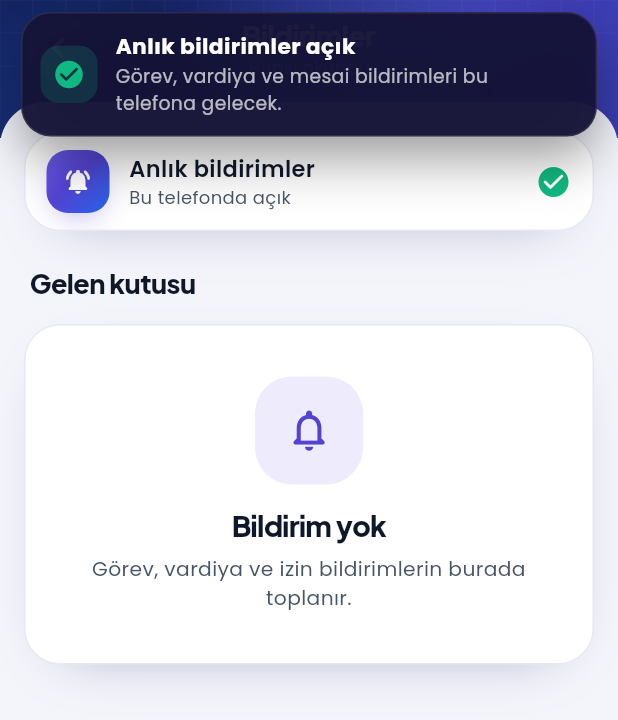
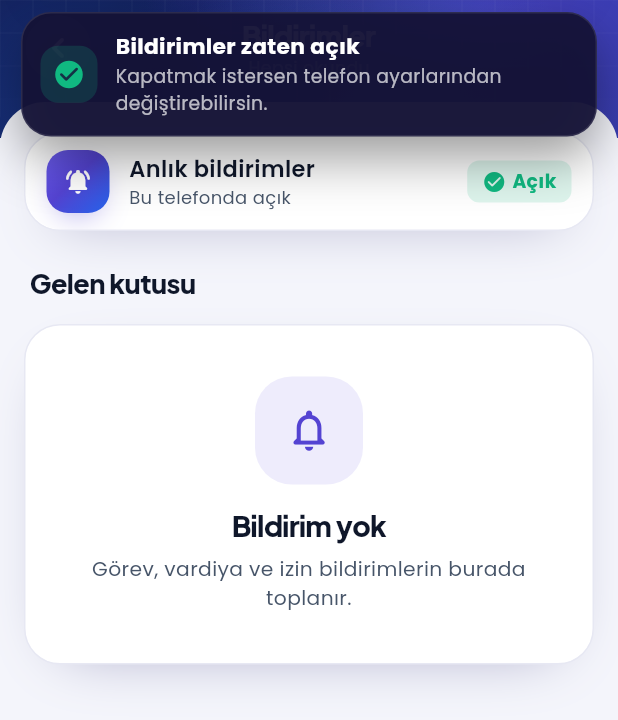
Before and after one commit to orginscorel/bambupos-native, a Flutter app: the BildirimlerEkrani widget shown alone on an empty page, opened directly, after a tap on "Anlık bildirimler", on a phone screen of 412 x 824 dp. Shown: the top 720 px of the screen. Run offline on Flutter 3.47's test engine with Material 3 defaults, Android fonts, the phone set to English and light mode, and no system bars; our stand-ins replace cookie_jar, dio, dio_cookie_manager, flutter_local_notifications, package_info_plus, qr_flutter and 2 more; missing offline and left inert: mobile_scanner, ota_update, workmanager; accounts and stored records are empty; network calls fail; statements that could not run were skipped.

Commit message:
1.0.3: bildirim izni gerçek durumdan okunur
Co-Authored-By: Claude Opus 5.5 <noreply@anthropic.com>
Claude-Session: https://claude.ai/code/session_011bj4qH3Pvr5rR7CCJUFhZp

```diff
--- a/lib/core/bildirim.dart
+++ b/lib/core/bildirim.dart
@@ -72,6 +72,7 @@ class BildirimMerkezi {
   /// Oturum açıldıktan sonra: izin iste, yoklamayı başlat, iOS jetonunu kaydet.
   static Future<void> basla() async {
     await izinIste();
+    unawaited(izinDurumu());
     await yokla(ilk: true);
     _zamanlayici?.cancel();
     _zamanlayici = Timer.periodic(const Duration(seconds: 20), (_) => yokla());
@@ -83,20 +84,36 @@ class BildirimMerkezi {
     _zamanlayici = null;
   }
 
+  /// Telefonun GERÇEK bildirim izni (sormadan okunur). null = bilinmiyor.
+  /// Bildirimler sayfası bunu gösterir; eskiden durum her girişte boş
+  /// başlıyordu → "açık mı değil mi" belirsizdi, her seferinde yeniden soruyordu.
+  static final izin = ValueNotifier<bool?>(null);
+
+  static Future<bool?> izinDurumu() async {
+    bool? v;
+    try {
+      if (Platform.isAndroid) {
+        v = await _yerel.resolvePlatformSpecificImplementation<AndroidFlutterLocalNotificationsPlugin>()?.areNotificationsEnabled();
+      } else if (Platform.isIOS) {
+        v = (await _yerel.resolvePlatformSpecificImplementation<IOSFlutterLocalNotificationsPlugin>()?.checkPermissions())?.isEnabled;
+      }
+    } catch (_) {
+      v = null;
+    }
+    izin.value = v;
+    return v;
+  }
+
   static Future<bool> izinIste() async {
     if (Platform.isAndroid) {
-      return await _yerel
-              .resolvePlatformSpecificImplementation<AndroidFlutterLocalNotificationsPlugin>()
-              ?.requestNotificationsPermission() ??
-          false;
+      await _yerel.resolvePlatformSpecificImplementation<AndroidFlutterLocalNotificationsPlugin>()?.requestNotificationsPermission();
+    } else if (Platform.isIOS) {
+      await _yerel
+          .resolvePlatformSpecificImplementation<IOSFlutterLocalNotificationsPlugin>()
+          ?.requestPermissions(alert: true, badge: true, sound: true);
     }
-    if (Platform.isIOS) {
-      return await _yerel
-              .resolvePlatformSpecificImplementation<IOSFlutterLocalNotificationsPlugin>()
-              ?.requestPermissions(alert: true, badge: true, sound: true) ??
-          false;
-    }
-    return false;
+    // İstek sonucunu değil telefonun son durumunu esas al
+    return await izinDurumu() ?? false;
   }
 
   static Future<void> yokla({bool ilk = false}) async {
--- a/lib/ekranlar/bildirimler.dart
+++ b/lib/ekranlar/bildirimler.dart
@@ -1,5 +1,8 @@
+import 'dart:io';
+
 import 'package:flutter/material.dart';
 import 'package:intl/intl.dart';
+import 'package:url_launcher/url_launcher.dart';
 
 import '../core/bildirim.dart';
 import '../core/tema.dart';
@@ -14,9 +17,8 @@ class BildirimlerEkrani extends StatefulWidget {
   State<BildirimlerEkrani> createState() => _BildirimlerEkraniState();
 }
 
-class _BildirimlerEkraniState extends State<BildirimlerEkrani> {
+class _BildirimlerEkraniState extends State<BildirimlerEkrani> with WidgetsBindingObserver {
   bool _yukleniyor = true;
-  bool? _izin;
 
   static final _gun = DateFormat('d MMMM EEEE', 'tr_TR');
   static final _saat = DateFormat('HH:mm', 'tr_TR');
@@ -24,7 +26,21 @@ class _BildirimlerEkraniState extends State<BildirimlerEkrani> {
   @override
   void initState() {
     super.initState();
+    WidgetsBinding.instance.addObserver(this);
+    BildirimMerkezi.izinDurumu();
     _yenile();
+  }
+
+  @override
+  void dispose() {
+    WidgetsBinding.instance.removeObserver(this);
+    super.dispose();
+  }
+
+  // Telefon ayarlarından dönünce izni yeniden oku
+  @override
+  void didChangeAppLifecycleState(AppLifecycleState s) {
+    if (s == AppLifecycleState.resumed) BildirimMerkezi.izinDurumu();
   }
 
   Future<void> _yenile() async {
@@ -33,14 +49,23 @@ class _BildirimlerEkraniState extends State<BildirimlerEkrani> {
   }
 
   Future<void> _izinIste() async {
+    if (BildirimMerkezi.izin.value == true) {
+      bildir('Bildirimler zaten açık', mesaj: 'Kapatmak istersen telefon ayarlarından değiştirebilirsin.');
+      return;
+    }
     final ok = await BildirimMerkezi.izinIste();
     if (!mounted) return;
-    setState(() => _izin = ok);
     if (ok) {
       bildir('Anlık bildirimler açık', mesaj: 'Görev, vardiya ve mesai bildirimleri bu telefona gelecek.');
-    } else {
-      bildir('İzin verilmedi', mesaj: 'Telefon ayarlarından BamBumPOS Personel için bildirimlere izin ver.', tur: BildirimTur.uyari);
+      return;
     }
+    // Daha önce reddedildiyse telefon yeniden sormaz → iPhone'da ayarlar sayfasını aç
+    if (Platform.isIOS && await launchUrl(Uri.parse('app-settings:'))) return;
+    bildir('İzin verilmedi',
+        mesaj: Platform.isAndroid
+            ? 'Ayarlar › Uygulamalar › BamBumPOS Personel › Bildirimler bölümünden aç.'
+            : 'Ayarlar › BamBumPOS Personel › Bildirimler bölümünden aç.',
+        tur: BildirimTur.uyari);
   }
 
   Future<void> _ac(Map<String, dynamic> n) async {
@@ -99,21 +124,41 @@ class _BildirimlerEkraniState extends State<BildirimlerEkrani> {
           altBaslik: okunmamis > 0 ? '$okunmamis okunmamış' : 'Hepsi okundu',
           yenile: _yenile,
           govde: Kaydir(altBosluk: 40, children: [
-            SatirGrubu([
+            ValueListenableBuilder<bool?>(
+              valueListenable: BildirimMerkezi.izin,
+              builder: (_, izin, _) => SatirGrubu([
                 Satir(
-                ikon: Icons.notifications_active_rounded,
-                grad: true,
+                  ikon: izin == false ? Icons.notifications_off_rounded : Icons.notifications_active_rounded,
+                  grad: izin != false,
+                  ikonZemin: izin == false ? const Color(0xFFFEE2E2) : null,
+                  ikonRenk: izin == false ? const Color(0xFFDC2626) : null,
                   baslik: 'Anlık bildirimler',
-                alt: _izin == true
+                  alt: izin == true
                       ? 'Bu telefonda açık'
-                    : _izin == false
-                        ? 'İzin verilmedi · ayarlardan aç'
-                        : 'Uygulama arka plandayken de gelsin',
+                      : izin == false
+                          ? 'Kapalı · açmak için dokun'
+                          : 'Denetleniyor…',
                   onTap: _izinIste,
-                sag: Icon(_izin == true ? Icons.check_circle_rounded : Icons.chevron_right_rounded,
-                    color: _izin == true ? Marka.zumrut : r.silik),
+                  sag: izin == true
+                      ? Container(
+                          padding: const EdgeInsets.symmetric(horizontal: 10, vertical: 5),
+                          decoration: BoxDecoration(color: Marka.zumrut.withValues(alpha: .14), borderRadius: BorderRadius.circular(8)),
+                          child: const Row(mainAxisSize: MainAxisSize.min, children: [
+                            Icon(Icons.check_circle_rounded, color: Marka.zumrut, size: 16),
+                            SizedBox(width: 4),
+                            Text('Açık', style: TextStyle(color: Marka.zumrut, fontWeight: FontWeight.w700, fontSize: 12.5)),
+                          ]),
+                        )
+                      : izin == false
+                          ? Container(
+                              padding: const EdgeInsets.symmetric(horizontal: 10, vertical: 5),
+                              decoration: BoxDecoration(gradient: Marka.grad, borderRadius: BorderRadius.circular(8)),
+                              child: const Text('Aç', style: TextStyle(color: Colors.white, fontWeight: FontWeight.w700, fontSize: 12.5)),
+                            )
+                          : const SizedBox(width: 18, height: 18, child: CircularProgressIndicator(strokeWidth: 2)),
                 ),
               ]),
+            ),
             Padding(
               padding: const EdgeInsets.fromLTRB(4, 22, 4, 4),
               child: Row(children: [
--- a/pubspec.yaml
+++ b/pubspec.yaml
@@ -1,7 +1,7 @@
 name: bambumpos_personel
 description: "BamBumPOS Personel — mesai, mola, görev ve vardiya"
 publish_to: 'none'
-version: 1.0.2+3
+version: 1.0.3+4
 
 environment:
   sdk: ^3.13.7
```
Lines whose indentation alone changed are shown as unchanged.
